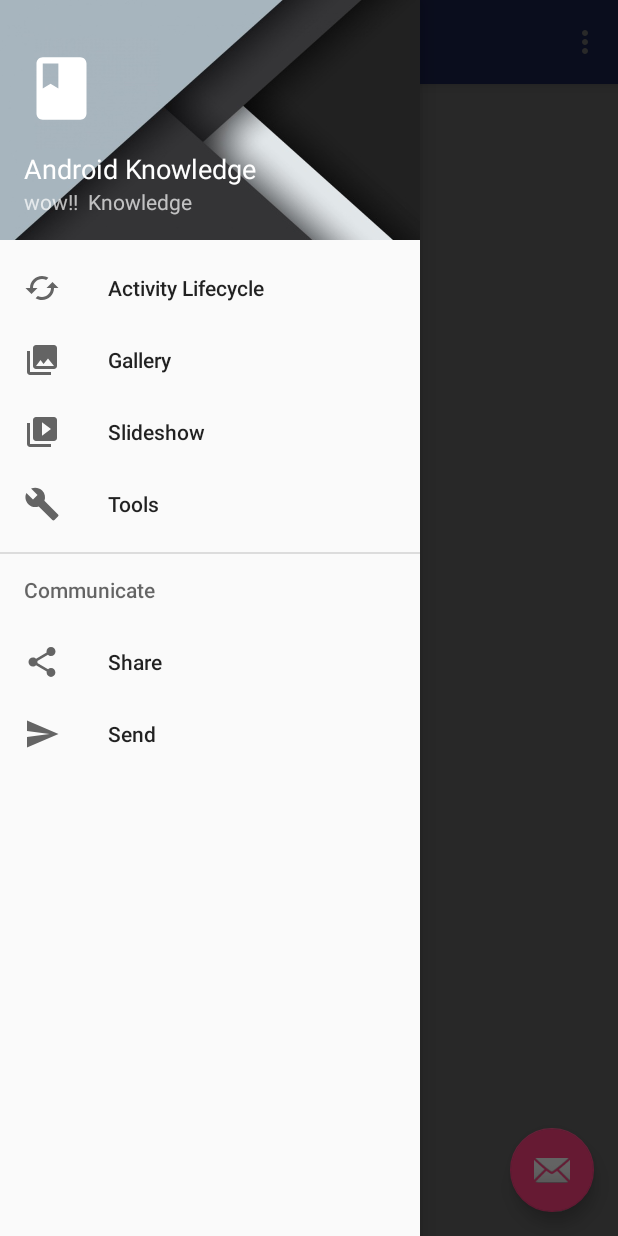
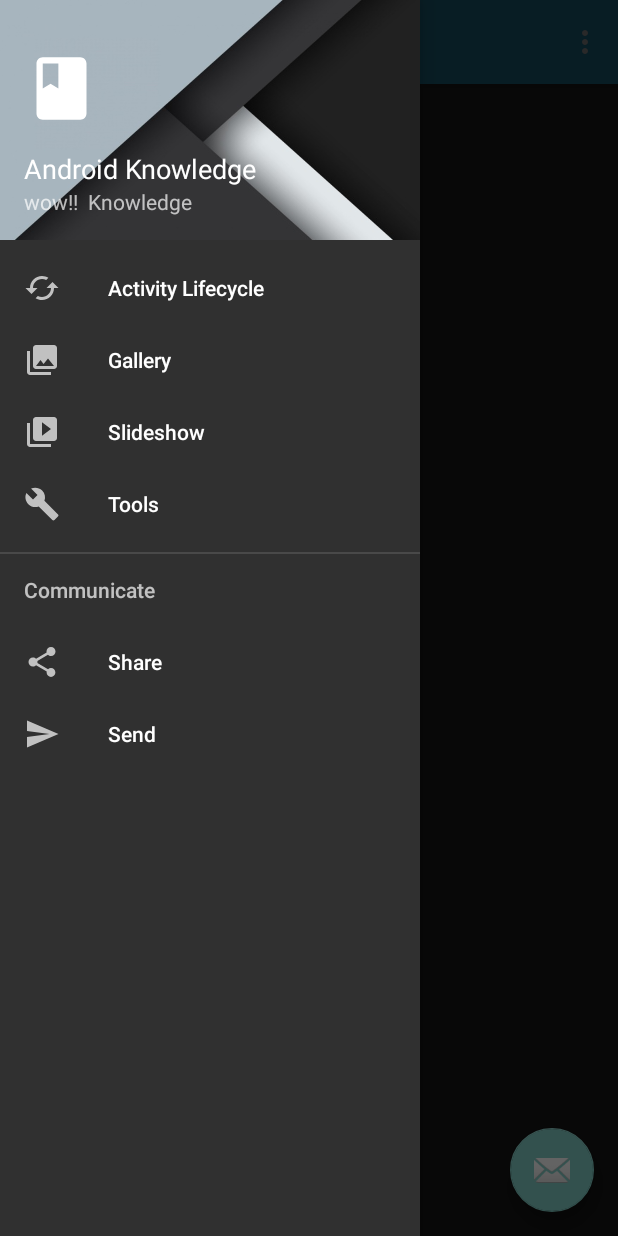
Before and after one commit to MumAroi/android-test, an Android app: the screen it shows after launch (LifecycleActivity), with the side drawer open, on a phone screen of 412 x 824 dp. Run offline under Robolectric (Android 15) with nearby library versions, the phone set to English and light mode, and no system bars.

Commit message:
android knowledge

```diff
--- a/AndroidKnowledge/app/src/main/java/com/example/paramas_wae/androidknowledge/lifecycleactivity/LifecycleActivity.java
+++ b/AndroidKnowledge/app/src/main/java/com/example/paramas_wae/androidknowledge/lifecycleactivity/LifecycleActivity.java
@@ -3,6 +3,7 @@ package com.example.paramas_wae.androidknowledge.lifecycleactivity;
 import android.os.Bundle;
 import android.support.design.widget.FloatingActionButton;
 import android.support.design.widget.Snackbar;
+import android.support.v4.app.FragmentManager;
 import android.view.View;
 import android.support.design.widget.NavigationView;
 import android.support.v4.view.GravityCompat;
@@ -14,6 +15,7 @@ import android.view.Menu;
 import android.view.MenuItem;
 
 import com.example.paramas_wae.androidknowledge.R;
+import com.example.paramas_wae.androidknowledge.util.ActivityUtils;
 
 public class LifecycleActivity extends AppCompatActivity
         implements NavigationView.OnNavigationItemSelectedListener {
@@ -42,6 +44,13 @@ public class LifecycleActivity extends AppCompatActivity
 
         NavigationView navigationView = (NavigationView) findViewById(R.id.nav_view);
         navigationView.setNavigationItemSelectedListener(this);
+
+        LifecycleFragment lifecycleFragment = (LifecycleFragment) getSupportFragmentManager().findFragmentById(R.id.contentFrame);
+        if (lifecycleFragment != null ){
+            // create fragment
+            lifecycleFragment = LifecycleFragment.newInstance();
+            ActivityUtils.addFragmentToActivity(getSupportFragmentManager(),lifecycleFragment,R.id.contentFrame);
+        }
     }
 
     @Override
--- /dev/null
+++ b/AndroidKnowledge/app/src/main/res/values-v21/styles.xml
@@ -0,0 +1,11 @@
+<?xml version="1.0" encoding="utf-8"?>
+<resources>
+
+    <style name="AppTheme" parent="Theme.AppCompat.NoActionBar">
+        <!-- Customize your theme here. -->
+        <item name="colorPrimary">@android:color/holo_blue_dark</item>
+        <item name="colorPrimaryDark">@color/colorPrimaryDark</item>
+        <item name="colorAccent">@android:color/holo_purple</item>
+        <item name="android:colorBackground">@android:color/primary_text_dark_nodisable</item>
+    </style>
+</resources>
--- a/AndroidKnowledge/app/src/main/res/values/strings.xml
+++ b/AndroidKnowledge/app/src/main/res/values/strings.xml
@@ -5,4 +5,7 @@
     <string name="navigation_drawer_close">Close navigation drawer</string>
 
     <string name="action_settings">Settings</string>
+
+    <!-- TODO: Remove or change this placeholder text -->
+    <string name="hello_blank_fragment">Hello blank fragment</string>
 </resources>
--- a/AndroidKnowledge/app/src/main/res/values/styles.xml
+++ b/AndroidKnowledge/app/src/main/res/values/styles.xml
@@ -1,16 +1,18 @@
 <resources>
 
     <!-- Base application theme. -->
-    <style name="AppTheme" parent="Theme.AppCompat.Light.DarkActionBar">
+    <style name="AppTheme" parent="Theme.AppCompat.NoActionBar">
         <!-- Customize your theme here. -->
-        <item name="colorPrimary">@color/colorPrimary</item>
+        <item name="colorPrimary">@android:color/holo_blue_dark</item>
         <item name="colorPrimaryDark">@color/colorPrimaryDark</item>
-        <item name="colorAccent">@color/colorAccent</item>
+        <item name="colorAccent">@android:color/holo_purple</item>
+        <item name="android:colorBackground">@android:color/primary_text_dark_nodisable</item>
     </style>
 
-    <style name="AppTheme.NoActionBar">
+    <style name="AppTheme.NoActionBar" parent="Theme.AppCompat.NoActionBar">
         <item name="windowActionBar">false</item>
         <item name="windowNoTitle">true</item>
+        <item name="colorPrimary">@android:color/holo_blue_light</item>
     </style>
 
     <style name="AppTheme.AppBarOverlay" parent="ThemeOverlay.AppCompat.Dark.ActionBar" />
--- a/AndroidKnowledge/build.gradle
+++ b/AndroidKnowledge/build.gradle
@@ -21,3 +21,9 @@ allprojects {
 task clean(type: Delete) {
     delete rootProject.buildDir
 }
+
+ext{
+    supportLibraryVersion = '25.3.1'
+    guavaVersion = '19.0'
+    supportConstraint = '1.0.2'
+}
```
Also changed, not shown: AndroidKnowledge/app/build.gradle (+5 -3 lines), AndroidKnowledge/app/src/main/java/com/example/paramas_wae/androidknowledge/lifecycleactivity/LifecycleFragment.java (added, +33 -0 lines), AndroidKnowledge/app/src/main/java/com/example/paramas_wae/androidknowledge/util/ActivityUtils.java (added, +24 -0 lines), AndroidKnowledge/app/src/main/res/layout/fragment_lifecycle.xml (added, +13 -0 lines).
